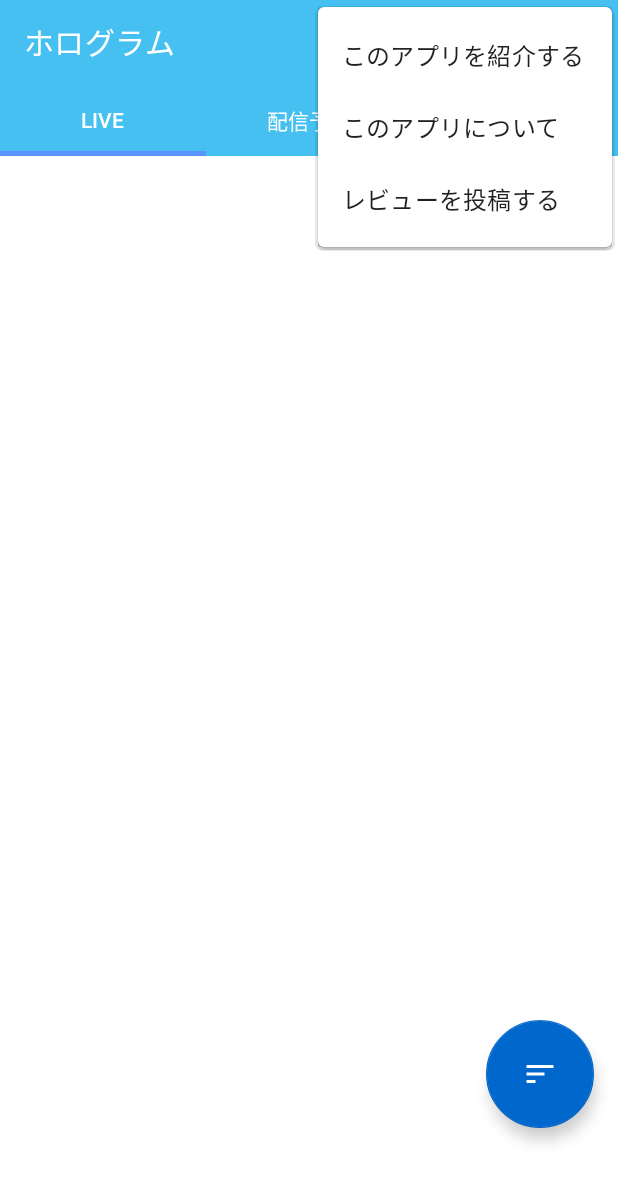
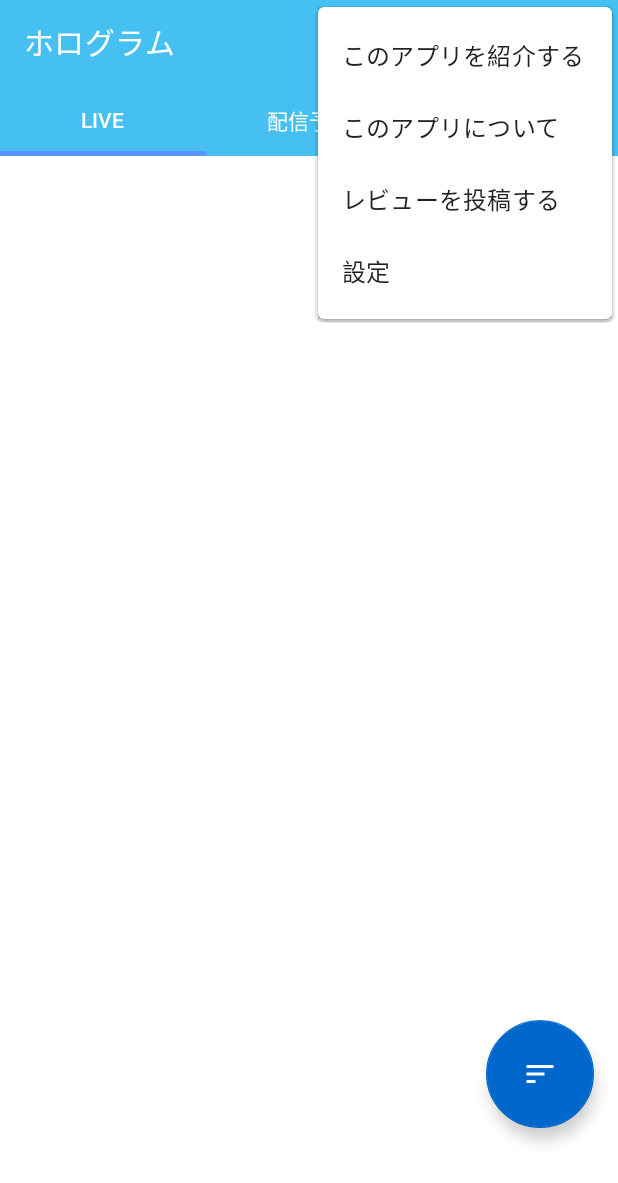
Before and after one commit to CIDRA4023/Hologram, an Android app: the screen it shows after launch (MainActivity), with the options menu open, on a phone screen of 412 x 824 dp. Shown: the top 1183 px of the screen. Run offline under Robolectric (Android 15) with nearby library versions, the phone set to English and light mode, and no system bars; our stand-ins replace Firebase (no records; nobody signed in at launch, a user with empty details on screens opened directly), data binding; 5 statements that could not run were skipped.

Commit message:
add: Setting

```diff
--- a/app/build.gradle
+++ b/app/build.gradle
@@ -91,4 +91,7 @@ dependencies {
     implementation "com.google.android.play:core:1.10.0"
     implementation "com.google.android.play:core-ktx:1.8.1"
 
+    // Preference Library
+    implementation "androidx.preference:preference-ktx:1.1.1"
+
 }
--- a/app/src/main/java/com/cidra/hologram/MainFragment.kt
+++ b/app/src/main/java/com/cidra/hologram/MainFragment.kt
@@ -98,6 +98,10 @@ class MainFragment : Fragment() {
                         Uri.parse("http://play.google.com/store/apps/details?id=$packageName")))
                 }
             }
+
+            R.id.preference -> {
+                findNavController().navigate(R.id.action_mainFragment_to_preferenceFragment)
+            }
         }
 
         return super.onOptionsItemSelected(item)
--- a/app/src/main/res/menu/item_menu.xml
+++ b/app/src/main/res/menu/item_menu.xml
@@ -23,4 +23,9 @@
         android:title="@string/review"
         app:showAsAction="never" />
 
+    <item
+        android:id="@+id/preference"
+        android:title="@string/preference"
+        app:showAsAction="never" />
+
 </menu>
--- a/app/src/main/res/navigation/navigation.xml
+++ b/app/src/main/res/navigation/navigation.xml
@@ -17,6 +17,9 @@
             app:exitAnim="@anim/nav_default_exit_anim"
             app:popEnterAnim="@anim/nav_default_pop_enter_anim"
             app:popExitAnim="@anim/nav_default_pop_exit_anim" />
+        <action
+            android:id="@+id/action_mainFragment_to_preferenceFragment"
+            app:destination="@id/preferenceFragment" />
     </fragment>
     <fragment
         android:id="@+id/aboutThisAppFragment"
@@ -31,4 +34,9 @@
         android:id="@+id/webViewFragment"
         android:name="com.cidra.hologram.WebViewFragment"
         android:label="WebViewFragment" />
+    <fragment
+        android:id="@+id/preferenceFragment"
+        android:name="com.cidra.hologram.PreferenceFragment"
+        android:label="fragment_preference"
+        tools:layout="@layout/fragment_preference" />
 </navigation>
--- a/app/src/main/res/values/strings.xml
+++ b/app/src/main/res/values/strings.xml
@@ -42,6 +42,7 @@
     <string name="share_app_data">「ホロ・グラム」を使ってホロライブVtuberの配信動画をチェック！\n\nPlayストアで絶賛配信中！\nhttps://cutt.ly/jQ4Tl24 \n\n #Hologram #ホロ・グラム</string>
     <string name="about_app">このアプリについて</string>
     <string name="review">レビューを投稿する</string>
+    <string name="preference">設定</string>
     <string name="license">ライセンス</string>
 
     <string name="app_desc_title">ホログラムとは？</string>
@@ -49,5 +50,10 @@
 
     <string name="twemoji_license">This app uses graphics from Twitter Emoji licensed under CC-BY 4.0</string>
 
+    <string name="setting">表記設定</string>
+    <string name="time_notation">時刻表記</string>
+    <string name="time_notation_summary">12時間表記と24時間表記を切り替えます</string>
+    <string name="time_notation_12hour">12時間</string>
+    <string name="time_notation_24hour">24時間</string>
 
 </resources>
```
Also changed, not shown: app/src/main/java/com/cidra/hologram/BindingAdapter.kt (+23 -14 lines), app/src/main/java/com/cidra/hologram/PreferenceFragment.kt (added, +16 -0 lines), app/src/main/res/layout/fragment_preference.xml (added, +10 -0 lines), app/src/main/res/values/array.xml (added, +12 -0 lines), app/src/main/res/xml/preferences.xml (added, +22 -0 lines), 1 other file.
